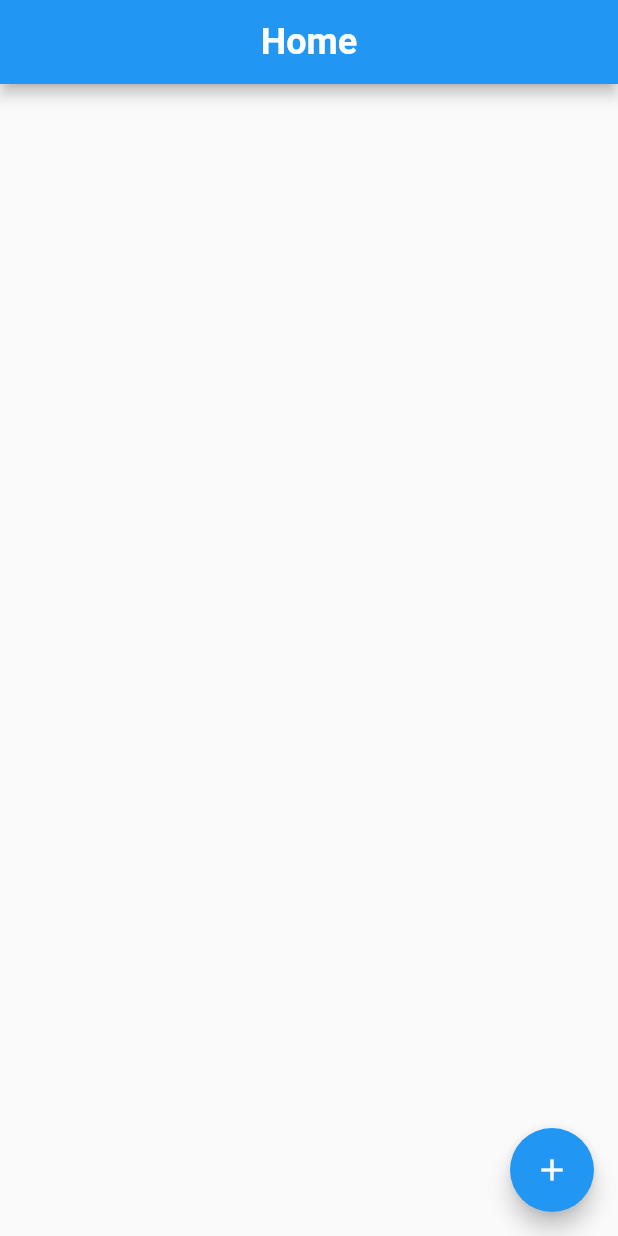
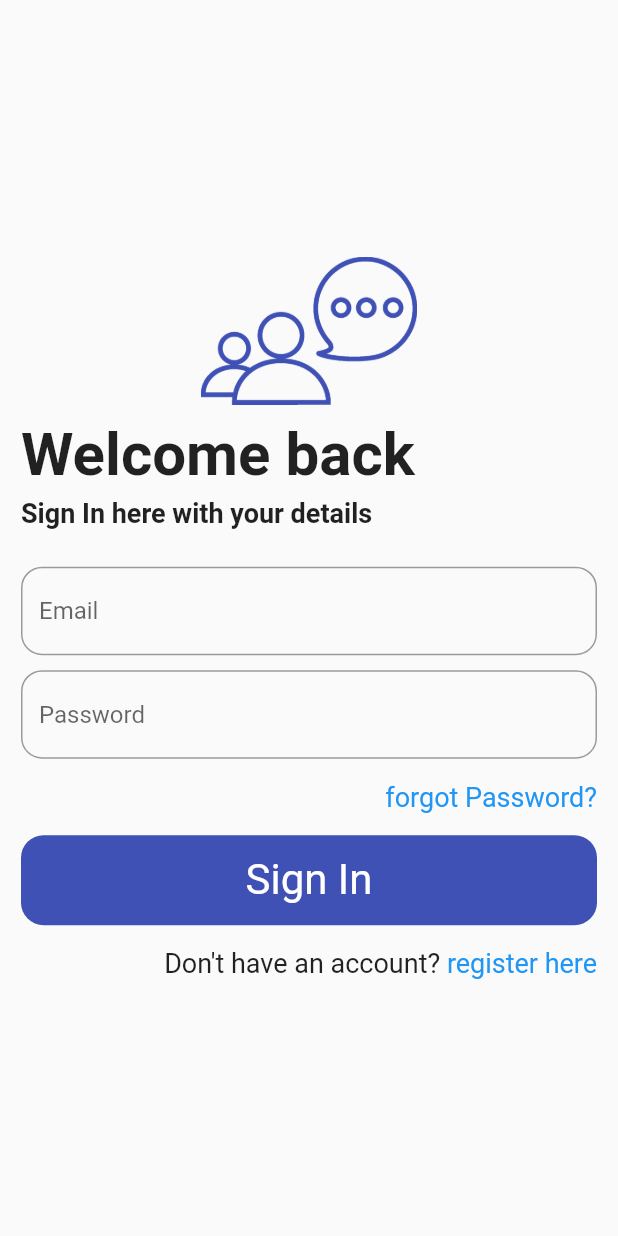
Before and after one commit to Vhalzzz/say-it, a Flutter app: the screen it shows after launch, on a phone screen of 412 x 824 dp. Run offline on Flutter 3.47's test engine with Material 2 defaults, Android fonts, the phone set to English and light mode, and no system bars; our stand-ins replace firebase_core; accounts and stored records are empty.

Commit message:
UI of both Login and Register page

```diff
--- a/lib/main.dart
+++ b/lib/main.dart
@@ -1,6 +1,7 @@
 import 'package:firebase_core/firebase_core.dart';
 import 'package:flutter/material.dart';
-import 'package:say_it/pages/home_page.dart';
+
+import 'package:say_it/utils/login_register_toggle.dart';
 
 import 'firebase_options.dart';
 
@@ -17,12 +18,11 @@ class MyApp extends StatelessWidget {
   @override
   Widget build(BuildContext context) {
     return MaterialApp(
-      debugShowCheckedModeBanner: false,
-      title: 'Flutter Demo',
-      theme: ThemeData(
-        primarySwatch: Colors.blue,
-      ),
-      home: const HomePage(),
-    );
+        debugShowCheckedModeBanner: false,
+        title: 'Say It',
+        theme: ThemeData(
+          primarySwatch: Colors.indigo,
+        ),
+        home: const ToggleUtils());
   }
 }
--- /dev/null
+++ b/lib/pages/login_page.dart
@@ -0,0 +1,160 @@
+import 'package:flutter/material.dart';
+
+class LoginPage extends StatefulWidget {
+  final VoidCallback showRegisterPage;
+  const LoginPage({super.key, required this.showRegisterPage});
+
+  @override
+  State<LoginPage> createState() => _LoginPageState();
+}
+
+class _LoginPageState extends State<LoginPage> {
+  @override
+  Widget build(BuildContext context) {
+    return Scaffold(
+      body: Center(
+        child: SingleChildScrollView(
+          keyboardDismissBehavior: ScrollViewKeyboardDismissBehavior.onDrag,
+          child: Padding(
+            padding: const EdgeInsets.all(14.0),
+            child: Column(
+              mainAxisAlignment: MainAxisAlignment.center,
+              children: [
+                //  Logo
+                Image.asset(
+                  'images/logo.png',
+                  color: Colors.indigo,
+                  width: MediaQuery.of(context).size.width * 0.35,
+                ),
+
+                const SizedBox(height: 10),
+
+                //  welcome text
+                Row(
+                  children: const [
+                    Text(
+                      'Welcome back',
+                      style: TextStyle(
+                        fontSize: 40,
+                        fontWeight: FontWeight.bold,
+                      ),
+                    ),
+                  ],
+                ),
+
+                const SizedBox(height: 5),
+
+                //  login text
+                Row(
+                  children: const [
+                    Text(
+                      'Sign In here with your details',
+                      style: TextStyle(
+                        fontSize: 18,
+                        fontWeight: FontWeight.bold,
+                      ),
+                    ),
+                  ],
+                ),
+
+                const SizedBox(height: 25),
+
+                //  email textfield
+                TextField(
+                  cursorColor: Colors.indigo,
+                  decoration: InputDecoration(
+                    hintText: 'Email',
+                    hintStyle: const TextStyle(fontSize: 16),
+                    border: OutlineInputBorder(
+                      borderRadius: BorderRadius.circular(14),
+                    ),
+                  ),
+                ),
+
+                const SizedBox(height: 10),
+
+                //  password text field
+                TextField(
+                  obscureText: true,
+                  keyboardType: TextInputType.number,
+                  decoration: InputDecoration(
+                    hintText: 'Password',
+                    hintStyle: const TextStyle(fontSize: 16),
+                    border: OutlineInputBorder(
+                      borderRadius: BorderRadius.circular(14),
+                    ),
+                  ),
+                ),
+
+                //  forgot password link
+                Padding(
+                  padding: const EdgeInsets.symmetric(vertical: 15),
+                  child: Row(
+                    mainAxisAlignment: MainAxisAlignment.end,
+                    children: const [
+                      InkWell(
+                        child: Text(
+                          'forgot Password?',
+                          style: TextStyle(
+                            fontSize: 18,
+                            color: Colors.blue,
+                          ),
+                        ),
+                      ),
+                    ],
+                  ),
+                ),
+
+                //  sign in button
+                InkWell(
+                  child: Container(
+                    width: double.infinity,
+                    height: 60,
+                    decoration: BoxDecoration(
+                      color: Colors.indigo,
+                      borderRadius: BorderRadius.circular(15),
+                    ),
+                    child: const Center(
+                      child: Text(
+                        'Sign In',
+                        style: TextStyle(
+                          fontSize: 28,
+                          color: Colors.white,
+                        ),
+                      ),
+                    ),
+                  ),
+                ),
+
+                const SizedBox(height: 15),
+
+                //  register page link
+                Row(
+                  mainAxisAlignment: MainAxisAlignment.end,
+                  children: [
+                    const Text(
+                      'Don\'t have an account? ',
+                      style: TextStyle(
+                        fontSize: 18,
+                      ),
+                    ),
+                    InkWell(
+                      onTap: widget.showRegisterPage,
+                      child: const Text(
+                        'register here',
+                        style: TextStyle(
+                          fontSize: 18,
+                          color: Colors.blue,
+                        ),
+                      ),
+                    )
+                  ],
+                ),
+              ],
+            ),
+          ),
+        ),
+      ),
+    );
+  }
+}
--- /dev/null
+++ b/lib/utils/login_register_toggle.dart
@@ -0,0 +1,29 @@
+import 'package:flutter/material.dart';
+import 'package:say_it/pages/login_page.dart';
+import 'package:say_it/pages/register_page.dart';
+
+class ToggleUtils extends StatefulWidget {
+  const ToggleUtils({super.key});
+
+  @override
+  State<ToggleUtils> createState() => _ToggleUtilsState();
+}
+
+class _ToggleUtilsState extends State<ToggleUtils> {
+  bool showLogin = true;
+
+  showLoginToggle() {
+    setState(() {
+      showLogin = !showLogin;
+    });
+  }
+
+  @override
+  Widget build(BuildContext context) {
+    if (showLogin) {
+      return LoginPage(showRegisterPage: showLoginToggle);
+    } else {
+      return RegisterPage(showLoginPage: showLoginToggle);
+    }
+  }
+}
--- a/pubspec.yaml
+++ b/pubspec.yaml
@@ -37,6 +37,7 @@ dependencies:
   # Use with the CupertinoIcons class for iOS style icons.
   cupertino_icons: ^1.0.2
   firebase_core: ^2.4.1
+  firebase_auth: ^4.2.4
 
 dev_dependencies:
   flutter_test:
@@ -61,8 +62,8 @@ flutter:
   uses-material-design: true
 
   # To add assets to your application, add an assets section, like this:
-  # assets:
-  #   - images/a_dot_burr.jpeg
+  assets:
+    - images/
   #   - images/a_dot_ham.jpeg
 
   # An image asset can refer to one or more resolution-specific "variants", see
```
Also changed, not shown: lib/pages/register_page.dart (added, +158 -0 lines), images/logo.png (added), pubspec.lock, 1 other file.
